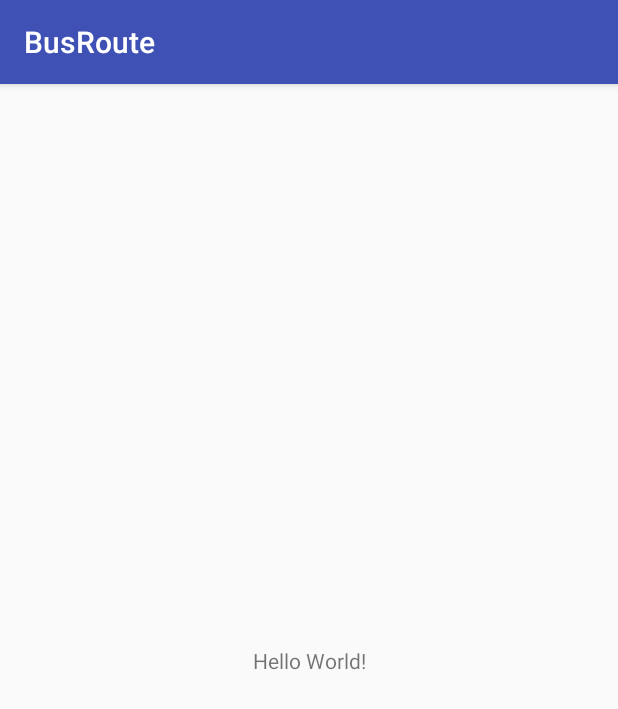
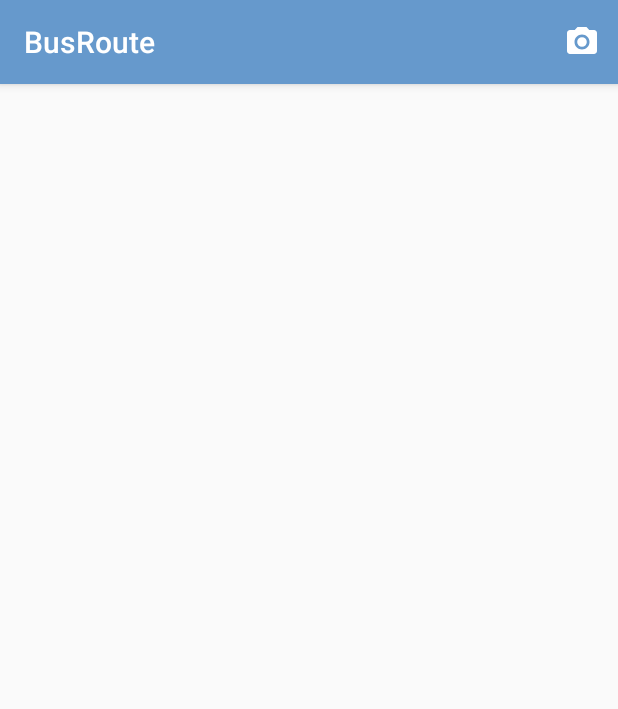
Before and after one commit to georgistephanov/BusRoute, an Android app: the screen it shows after launch (MainActivity), on a phone screen of 412 x 824 dp. Shown: the top 709 px of the screen. Run offline under Robolectric (Android 15) with nearby library versions, the phone set to English and light mode, and no system bars.

Commit message:
Initial layout

```diff
--- a/app/src/main/java/com/georgistephanov/android/busroute/MainActivity.kt
+++ b/app/src/main/java/com/georgistephanov/android/busroute/MainActivity.kt
@@ -1,12 +1,36 @@
 package com.georgistephanov.android.busroute
 
+import android.content.Intent
 import android.support.v7.app.AppCompatActivity
 import android.os.Bundle
+import android.support.v4.content.ContextCompat
+import android.view.Menu
+import android.view.MenuItem
+import android.view.View
+import android.widget.FrameLayout
+import android.widget.Toast
 
 class MainActivity : AppCompatActivity() {
 
     override fun onCreate(savedInstanceState: Bundle?) {
         super.onCreate(savedInstanceState)
         setContentView(R.layout.activity_main)
+
+    }
+
+    override fun onCreateOptionsMenu(menu: Menu?): Boolean {
+        super.onCreateOptionsMenu(menu)
+        menuInflater.inflate(R.menu.main_activity, menu)
+        return true
+    }
+
+    override fun onOptionsItemSelected(item: MenuItem?): Boolean {
+        when (item?.itemId) {
+            R.id.action_camera -> {
+                Toast.makeText(this, "Open the camera", Toast.LENGTH_SHORT).show()
+            }
+        }
+
+        return true
     }
 }
--- /dev/null
+++ b/app/src/main/res/drawable/action_camera.xml
@@ -0,0 +1,12 @@
+<vector xmlns:android="http://schemas.android.com/apk/res/android"
+        android:width="24dp"
+        android:height="24dp"
+        android:viewportWidth="24.0"
+        android:viewportHeight="24.0">
+    <path
+        android:fillColor="#FFFFFF"
+        android:pathData="M12,12m-3.2,0a3.2,3.2 0,1 1,6.4 0a3.2,3.2 0,1 1,-6.4 0"/>
+    <path
+        android:fillColor="#FFFFFF"
+        android:pathData="M9,2L7.17,4L4,4c-1.1,0 -2,0.9 -2,2v12c0,1.1 0.9,2 2,2h16c1.1,0 2,-0.9 2,-2L22,6c0,-1.1 -0.9,-2 -2,-2h-3.17L15,2L9,2zM12,17c-2.76,0 -5,-2.24 -5,-5s2.24,-5 5,-5 5,2.24 5,5 -2.24,5 -5,5z"/>
+</vector>
--- a/app/src/main/res/layout/activity_main.xml
+++ b/app/src/main/res/layout/activity_main.xml
@@ -6,13 +6,5 @@
 	android:layout_height="match_parent"
 	tools:context="com.georgistephanov.android.busroute.MainActivity">
 
-	<TextView
-		android:layout_width="wrap_content"
-		android:layout_height="wrap_content"
-		android:text="Hello World!"
-		app:layout_constraintBottom_toBottomOf="parent"
-		app:layout_constraintLeft_toLeftOf="parent"
-		app:layout_constraintRight_toRightOf="parent"
-		app:layout_constraintTop_toTopOf="parent" />
 
 </android.support.constraint.ConstraintLayout>
--- /dev/null
+++ b/app/src/main/res/menu/main_activity.xml
@@ -0,0 +1,13 @@
+<?xml version="1.0" encoding="utf-8"?>
+<menu
+	xmlns:android="http://schemas.android.com/apk/res/android"
+	xmlns:app="http://schemas.android.com/apk/res-auto">
+
+	<item
+		android:id="@+id/action_camera"
+		android:title="Enter task name"
+		android:icon="@drawable/action_camera"
+		android:orderInCategory="1"
+		app:showAsAction="ifRoom" />
+
+</menu>
--- a/app/src/main/res/values/colors.xml
+++ b/app/src/main/res/values/colors.xml
@@ -1,6 +1,6 @@
 <?xml version="1.0" encoding="utf-8"?>
 <resources>
-	<color name="colorPrimary">#3F51B5</color>
-	<color name="colorPrimaryDark">#303F9F</color>
+	<color name="colorPrimary">#6699CC</color>
+	<color name="colorPrimaryDark">#3E516B</color>
 	<color name="colorAccent">#FF4081</color>
 </resources>
```
